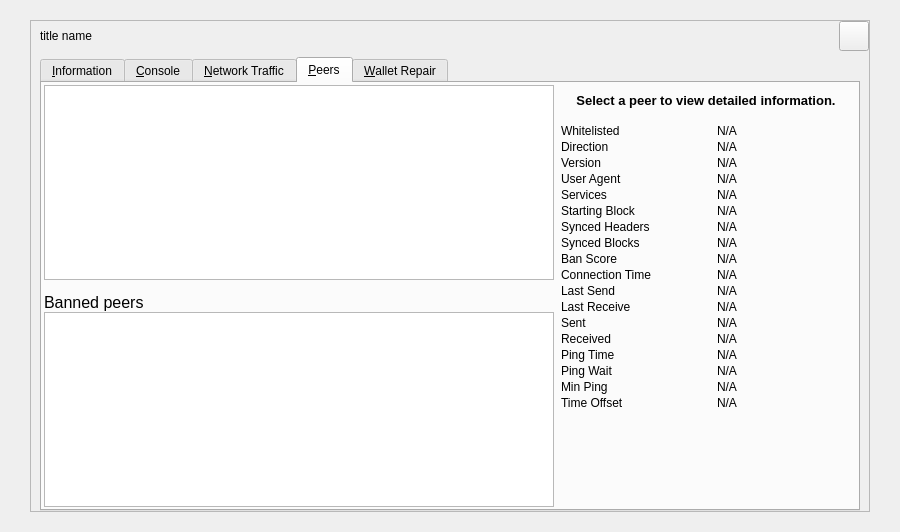
Above: src/qt/forms/debugwindow.ui from MassGrid/MassGrid before the change. Below: the same form after it.
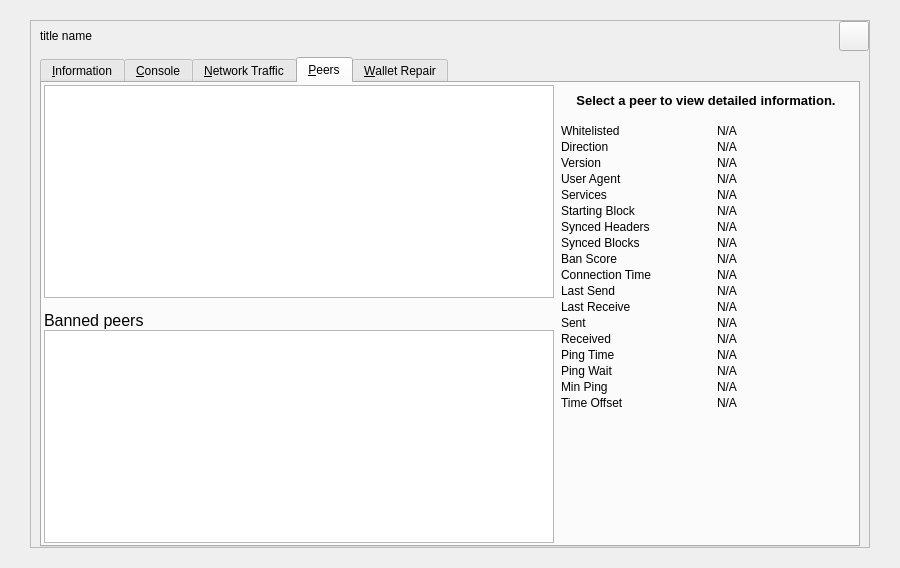
That is the form after the change. The open tabs and pages were chosen to show the change. Icons and pictures are not drawn. Custom widgets are drawn as their Qt base class.

Patch:
```diff
--- a/src/qt/forms/debugwindow.ui
+++ b/src/qt/forms/debugwindow.ui
@@ -7,7 +7,7 @@
     <x>0</x>
     <y>0</y>
     <width>900</width>
-    <height>532</height>
+    <height>568</height>
    </rect>
   </property>
   <property name="minimumSize">
```
Left out of the diff: 8 changed lines with no effect on the pictures.
